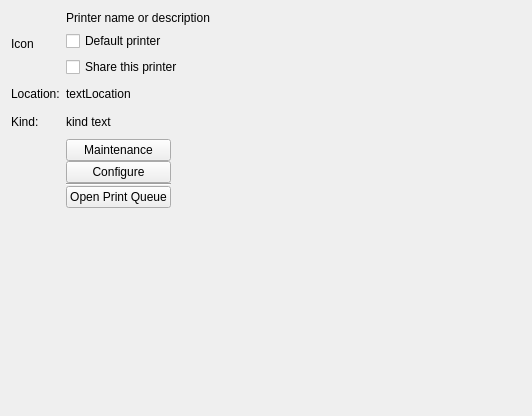
First picture: the form in printer-manager-kcm/PrinterDescription.ui, repository KDE/print-manager, before the edit.
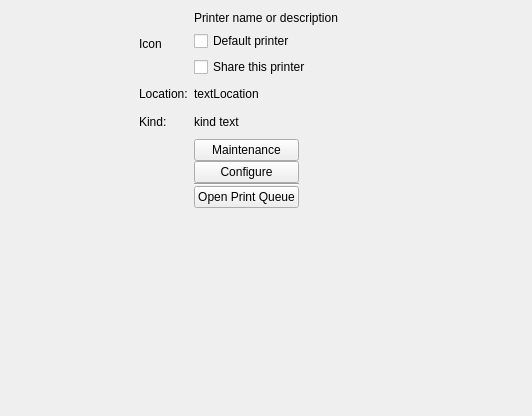
Second picture: the form after the edit. Custom widgets are drawn as their Qt base class.

Commit message: Hide Printer List if there is no point in having it (ie. no or just one printer)

```diff
--- a/printer-manager-kcm/PrinterDescription.ui
+++ b/printer-manager-kcm/PrinterDescription.ui
@@ -11,20 +11,20 @@
    </rect>
   </property>
   <layout class="QGridLayout" name="gridLayout">
-   <item row="1" column="0">
-    <spacer name="verticalSpacer">
+   <item row="0" column="2">
+    <spacer name="rightSpacer">
      <property name="orientation">
-      <enum>Qt::Vertical</enum>
+      <enum>Qt::Horizontal</enum>
      </property>
      <property name="sizeHint" stdset="0">
       <size>
-       <width>20</width>
+       <width>40</width>
        <height>20</height>
       </size>
      </property>
     </spacer>
    </item>
-   <item row="0" column="0">
+   <item row="0" column="1">
     <layout class="QFormLayout" name="formLayout">
      <property name="fieldGrowthPolicy">
       <enum>QFormLayout::ExpandingFieldsGrow</enum>
@@ -55,6 +55,12 @@
            <verstretch>0</verstretch>
           </sizepolicy>
          </property>
+         <property name="minimumSize">
+          <size>
+           <width>200</width>
+           <height>0</height>
+          </size>
+         </property>
          <property name="text">
           <string comment="@title">Printer name or description</string>
          </property>
@@ -97,6 +103,12 @@
          <verstretch>0</verstretch>
         </sizepolicy>
        </property>
+       <property name="minimumSize">
+        <size>
+         <width>200</width>
+         <height>0</height>
+        </size>
+       </property>
        <property name="text">
         <string notr="true">textLocation</string>
        </property>
@@ -120,6 +132,12 @@
          <verstretch>0</verstretch>
         </sizepolicy>
        </property>
+       <property name="minimumSize">
+        <size>
+         <width>200</width>
+         <height>0</height>
+        </size>
+       </property>
        <property name="text">
         <string notr="true">kind text</string>
        </property>
@@ -171,6 +189,35 @@
      </item>
     </layout>
    </item>
+   <item row="1" column="1">
+    <spacer name="verticalSpacer">
+     <property name="orientation">
+      <enum>Qt::Vertical</enum>
+     </property>
+     <property name="sizeHint" stdset="0">
+      <size>
+       <width>20</width>
+       <height>20</height>
+      </size>
+     </property>
+    </spacer>
+   </item>
+   <item row="0" column="0">
+    <spacer name="leftSpacer">
+     <property name="orientation">
+      <enum>Qt::Horizontal</enum>
+     </property>
+     <property name="sizeType">
+      <enum>QSizePolicy::Expanding</enum>
+     </property>
+     <property name="sizeHint" stdset="0">
+      <size>
+       <width>5</width>
+       <height>20</height>
+      </size>
+     </property>
+    </spacer>
+   </item>
   </layout>
   <action name="actionPrintTestPage">
    <property name="text">
```
The commit also changes 2 other files.
